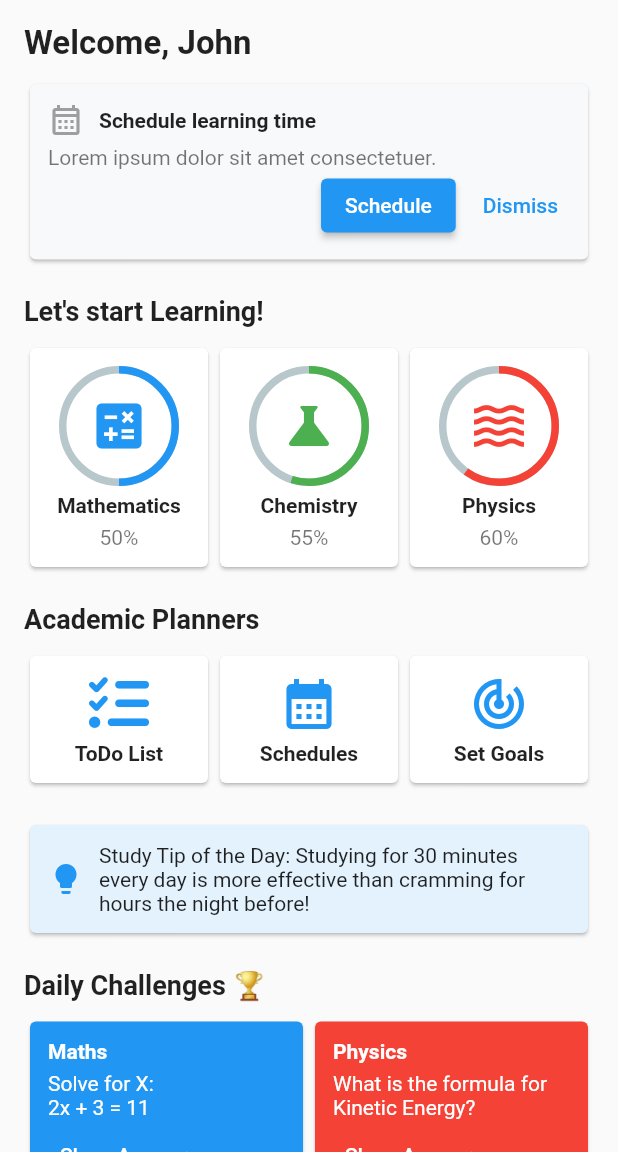
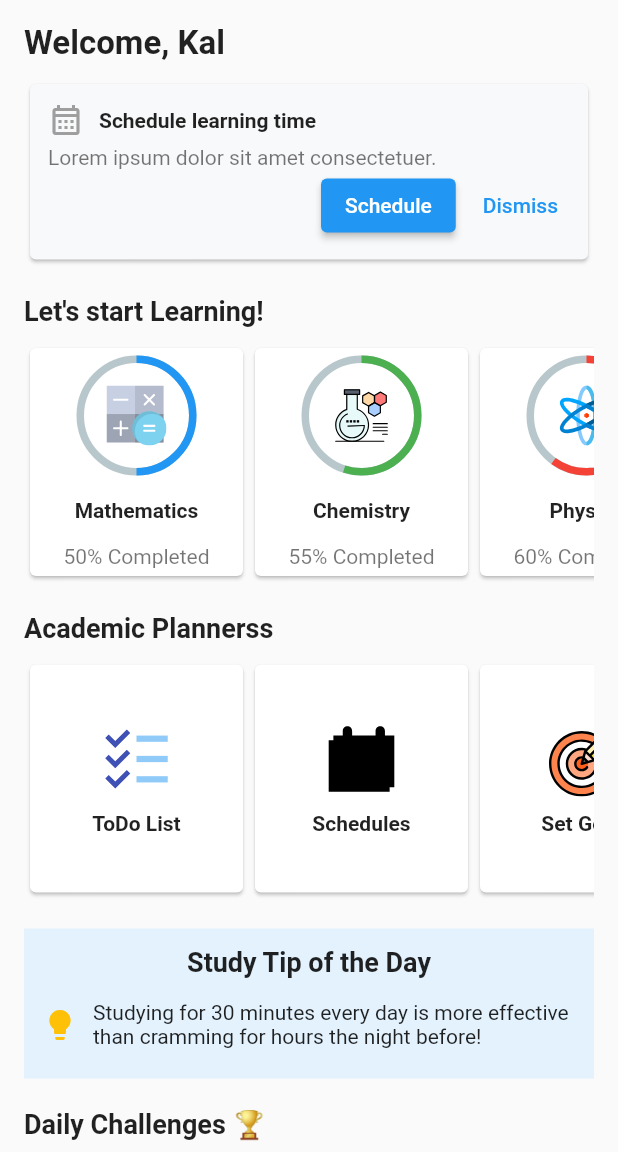
Before and after one commit to soliana-k/studyGPT-flutter, a Flutter app: the screen it shows after launch, on a phone screen of 412 x 824 dp, the part 84-1236 px from its top. Run offline on Flutter 3.47's test engine with Material 2 defaults, Android fonts, the phone set to English and light mode, and no system bars; drawn by our look-alikes of percent_indicator; our stand-ins replace flutter_svg, font_awesome_flutter; missing offline and left inert: flutter_pdfview, syncfusion_flutter_pdfviewer.

Commit message:
progressing

```diff
--- a/lib/main.dart
+++ b/lib/main.dart
@@ -1,6 +1,9 @@
 import 'package:flutter/material.dart';
 import 'package:percent_indicator/circular_percent_indicator.dart';
 import 'package:font_awesome_flutter/font_awesome_flutter.dart';
+import 'package:flutter_svg/flutter_svg.dart';
+import 'package:flutter_pdfview/flutter_pdfview.dart';
+import 'home.dart';
 
 void main() {
   runApp(StudyGPTApp());
@@ -23,7 +26,13 @@ class StudyGPTHome extends StatelessWidget {
       appBar: AppBar(
         backgroundColor: Colors.white,
         elevation: 0,
-        leading: Icon(Icons.menu, color: Colors.black),
+        leading: Builder(
+          builder: (context) {
+            return IconButton(
+              onPressed: (){ Scaffold.of(context).openDrawer();},
+                icon:Icon(Icons.menu), color: Colors.black);
+          }
+        ),
         title: Text('StudyGPT', style: TextStyle(color: Colors.black, fontWeight: FontWeight.bold)),
         centerTitle: true,
         actions: [
@@ -33,12 +42,56 @@ class StudyGPTHome extends StatelessWidget {
           SizedBox(width: 10),
         ],
       ),
+      drawer: Drawer(
+        child: ListView(
+          children: [
+            DrawerHeader(
+        decoration: BoxDecoration(
+        color: Colors.blue,
+        ),
+        child: Text(
+          'Menu',
+          style: TextStyle(
+            color: Colors.white,
+            fontSize: 24,
+          ),
+        ),
+      ),
+        ListTile(
+          title: Text('Home'),
+          onTap: () {
+            Navigator.pop(context); // Close the drawer
+          },
+        ),
+            ListTile(
+              title: Text('Home'),
+              leading: SvgPicture.asset('assets/icons/physics.svg', width: 20.0, height: 20.0,),
+              onTap: () {
+                Navigator.push(context, MaterialPageRoute(builder: (context) => MyApp())); // Close the drawer
+              },
+            ),
+
+        ListTile(
+          title: Text('Profile'),
+          onTap: () {
+            Navigator.pop(context); // Close the drawer
+          },
+        ),
+        ListTile(
+          title: Text('Settings'),
+          onTap: () {
+            Navigator.pop(context); // Close the drawer
+          },
+        )
+          ],
+        ),
+      ),
       body: SingleChildScrollView(
         padding: EdgeInsets.all(16.0),
         child: Column(
           crossAxisAlignment: CrossAxisAlignment.start,
           children: [
-            Text('Welcome, John', style: TextStyle(fontSize: 22, fontWeight: FontWeight.bold)),
+            Text('Welcome, Kal', style: TextStyle(fontSize: 22, fontWeight: FontWeight.bold)),
             SizedBox(height: 10),
             _buildScheduleCard(),
             SizedBox(height: 20),
@@ -46,7 +99,7 @@ class StudyGPTHome extends StatelessWidget {
             SizedBox(height: 10),
             _buildLearningCards(),
             SizedBox(height: 20),
-            Text("Academic Planners", style: TextStyle(fontSize: 18, fontWeight: FontWeight.bold)),
+            Text("Academic Plannerss", style: TextStyle(fontSize: 18, fontWeight: FontWeight.bold)),
             SizedBox(height: 10),
             _buildPlannerCards(),
             SizedBox(height: 20),
@@ -61,20 +114,24 @@ class StudyGPTHome extends StatelessWidget {
     );
   }
   Widget _buildDailyChallenges() {
-    return Row(
-      mainAxisAlignment: MainAxisAlignment.spaceBetween,
+    return SingleChildScrollView(
+      scrollDirection: Axis.horizontal,
+      child: Row(
+        //mainAxisAlignment: MainAxisAlignment.spaceBetween,
         children: [
           _buildChallengeCard("Maths", "Solve for X:\n2x + 3 = 11"),
           _buildChallengeCard("Physics", "What is the formula for Kinetic Energy?"),
         ],
+      ),
     );
   }
   Widget _buildChallengeCard(String subject, String question) {
-    return Expanded(
+    return Container(
+      width: 250,
       child: Card(
         color: subject == "Maths" ? Colors.blue : Colors.red,
         child: Padding(
-          padding: EdgeInsets.all(12.0),
+          padding: EdgeInsets.all(15.0),
           child: Column(
             crossAxisAlignment: CrossAxisAlignment.start,
             children: [
@@ -123,29 +180,34 @@ Widget _buildScheduleCard() {
 }
 
 Widget _buildLearningCards() {
-  return Row(
+  return SingleChildScrollView(
+    scrollDirection: Axis.horizontal,
+    child: Row(
       mainAxisAlignment: MainAxisAlignment.spaceBetween,
       children: [
-      _buildLearningCard("Mathematics", "50%", Icons.calculate, 0.5, Colors.blue),
-      _buildLearningCard("Chemistry", "55%", Icons.science, 0.55, Colors.green),
-      _buildLearningCard("Physics", "60%", Icons.waves, 0.6, Colors.red),
+        _buildLearningCard("Mathematics", "50% Completed",'assets/icons/mathematics.svg' , 0.5, Colors.blue),
+        _buildLearningCard("Chemistry", "55% Completed", 'assets/icons/chemistrysvg.svg', 0.55, Colors.green),
+        _buildLearningCard("Physics", "60% Completed", 'assets/icons/physics.svg', 0.6, Colors.red),
       ],
+    ),
   );
 }
 
-Widget _buildLearningCard(String title, String progress, IconData icon, double percent, Color col) {
-  return Expanded(
+Widget _buildLearningCard(String title, String progress, String icon, double percent, Color col) {
+  return Container(
+    width: 150,
+    height: 160,
     child: Card(
 
-      child: Padding(
-        padding: EdgeInsets.all(12.0),
       child: Column(
+        mainAxisAlignment: MainAxisAlignment.spaceEvenly,
         children: [
           CircularPercentIndicator(
             radius: 40.0,
             lineWidth: 5.0,
             percent: percent,
-              center: Icon(icon, size: 40, color: col),
+            center:SvgPicture.asset(icon, width: 40,  height: 40,),
+            //Icon(icon, size: 40, color: col),
             progressColor: col,
           ),
           SizedBox(height: 5),
@@ -155,31 +217,40 @@ Widget _buildLearningCard(String title, String progress, IconData icon, double p
         ],
       ),
     ),
-    ),
   );
 }
 
 Widget _buildPlannerCards() {
-  return Row(
+  return SingleChildScrollView(scrollDirection: Axis.horizontal,
+    child: Row(
       mainAxisAlignment: MainAxisAlignment.spaceBetween,
       children: [
-      _buildPlannerCard("ToDo List", FontAwesomeIcons.listCheck),
-      _buildPlannerCard("Schedules", Icons.calendar_month),
-      _buildPlannerCard("Set Goals", Icons.track_changes),
+        _buildPlannerCard("ToDo List", 'assets/icons/todo.svg'),
+        _buildPlannerCard("Schedules", 'assets/icons/schedule.svg'),
+        _buildPlannerCard("Set Goals", 'assets/icons/goal.svg'),
       ],
+    ),
   );
 }
 Widget _buildTipOfTheDay() {
-  return Card(
+  return Container(
+    height: 100,
     color: Colors.blue[50],
     child: Padding(
       padding: EdgeInsets.all(12.0),
-      child: Row(
+      child: Column(
         children: [
-          Icon(Icons.lightbulb, color: Colors.blue),
+          Text('Study Tip of the Day', style: TextStyle(fontWeight: FontWeight.bold, fontSize: 18.0),),
+          SizedBox(height: 15,),
+          Row(
+            children: [
+              Icon(Icons.lightbulb, color: Colors.amber,),
               SizedBox(width: 10),
+
               Expanded(
-            child: Text("Study Tip of the Day: Studying for 30 minutes every day is more effective than cramming for hours the night before!"),
+                child: Text("Studying for 30 minutes every day is more effective than cramming for hours the night before!"),
+              ),
+            ],
           ),
         ],
       ),
@@ -187,19 +258,19 @@ Widget _buildTipOfTheDay() {
   );
 }
 
-Widget _buildPlannerCard(String title, IconData icon) {
-  return Expanded(
+Widget _buildPlannerCard(String title, String path) {
+  return SizedBox(
+    width: 150,
+    height: 160,
     child: Card(
-      child: Padding(
-        padding: EdgeInsets.all(12.0),
       child: Column(
+        mainAxisAlignment: MainAxisAlignment.center,
         children: [
-            Icon(icon, size: 40, color: Colors.blue),
-            SizedBox(height: 5),
+          SvgPicture.asset(path, width: 50, height: 50),
+          SizedBox(height: 10),
           Text(title, style: TextStyle(fontWeight: FontWeight.bold)),
         ],
       ),
     ),
-    ),
   );
 }
```
Also changed, not shown: lib/home.dart (added, +59 -0 lines), pubspec.yaml (+6 -1 lines), assets/icons/chemistrysvg.svg (added), assets/icons/goal.svg (added), assets/icons/mathematics.svg (added), assets/icons/physics.svg (added), assets/icons/schedule.svg (added), assets/icons/todo.svg (added), pubspec.lock, 7 other files. Lines whose indentation alone changed are shown as unchanged.
